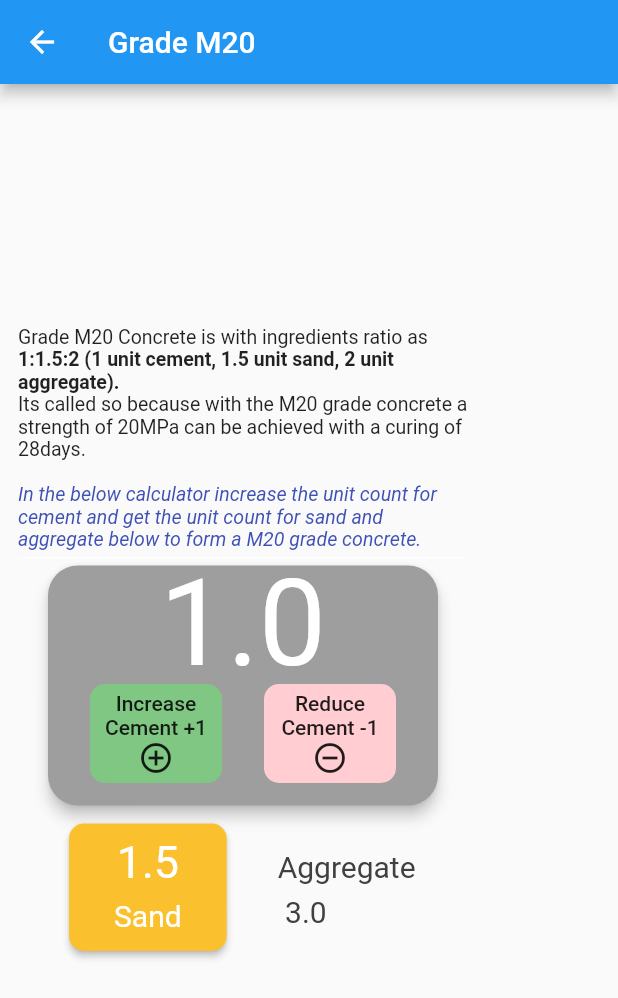
After one commit to mechbullgt/mrconcrete, a Flutter app: the Gradem20 screen opened by its route, after a tap on an icon or button, on a phone screen of 412 x 824 dp. The commit adds this screen. Shown: the top 998 px of the screen. Run offline on Flutter 3.47's test engine with Material 2 defaults, Android fonts, the phone set to English and light mode, and no system bars; our stand-ins replace fluttertoast.

Commit message:
Working on scrollable column view for each grade with cards.

```diff
--- a/lib/main.dart
+++ b/lib/main.dart
@@ -1,5 +1,5 @@
 import 'package:flutter/material.dart';
-import 'package:mrconcrete/screens/gradem5.dart';
+import 'package:mrconcrete/screens/gradem20.dart';
 import 'package:mrconcrete/screens/gradem10.dart';
 import 'package:mrconcrete/screens/home.dart';
 
@@ -13,7 +13,7 @@ class MyApp extends StatelessWidget {
       debugShowCheckedModeBanner: false,
       home: HomePage(),
       routes: <String,WidgetBuilder>{
-        Gradem5.routeName:(BuildContext context)=> Gradem5(),
+        Gradem20.routeName:(BuildContext context)=> Gradem20(),
         Gradem10.routeName:(BuildContext context)=> Gradem10(),
       },
     );
--- /dev/null
+++ b/lib/screens/gradem20.dart
@@ -0,0 +1,317 @@
+import 'package:flutter/material.dart';
+import 'package:fluttertoast/fluttertoast.dart';
+
+class Gradem20 extends StatefulWidget {
+  static const String routeName = "/20";
+
+  @override
+  _GradeState createState() => new _GradeState();
+}
+
+class _GradeState extends State<Gradem20> {
+  String m20Ratio = "M20 Grade 1:1.5:3";
+  var m20 = [1.5, 3];
+  double sandRatio = 0;
+  double aggregateRatio = 0;
+
+  void setSandRatio(int grade) {
+    if (grade == 20) {
+      sandRatio = m20[0];
+      debugPrint('Setting Sand Ratio:' + '$sandRatio');
+    }
+  }
+
+  double getSandRatio(int grade) {
+    double currentRatio;
+    if (grade == 20) {
+      currentRatio = sandRatio;
+      debugPrint('Getting Sand Ratio:' + '$currentRatio');
+    }
+    return currentRatio;
+  }
+
+  void setAggregateRatio(int grade) {
+    if (grade == 20) {
+      aggregateRatio = (m20[1]).toDouble();
+      debugPrint('Setting Aggregate Ratio:' + '$aggregateRatio');
+    }
+  }
+
+  double getArrgregateRatio(double grade) {
+    double currentRatio;
+    if (grade == 20) {
+      currentRatio = aggregateRatio;
+      debugPrint('Getting Aggregate Ratio:' + '$currentRatio');
+    }
+    return currentRatio;
+  }
+
+  double _cementCounter = 0;
+  double _sandCounter = 0;
+  double _aggregateCounter = 0;
+
+  void _incrementMethod(int grade) {
+    setState(() {
+      switch (grade) {
+        case 20:
+          {
+            _cementCounter += 1;
+            _sandCounter = _cementCounter * getSandRatio(20);
+            _aggregateCounter = _cementCounter * getArrgregateRatio(20);
+          }
+          break;
+        case 2:
+          {
+            _sandCounter += 1;
+          }
+          break;
+        case 3:
+          {
+            _aggregateCounter += 1;
+          }
+          break;
+      }
+    });
+  }
+
+  void _decrementorMethod(int options) {
+    setState(() {
+      switch (options) {
+        case 20:
+          {
+            if (_cementCounter > 0) {
+              _cementCounter -= 1;
+              _sandCounter = _cementCounter * getSandRatio(20);
+              _aggregateCounter = _cementCounter * getArrgregateRatio(20);
+            }
+          }
+          break;
+        case 2:
+          {
+            if (_sandCounter > 0) {
+              _sandCounter -= 1;
+            }
+          }
+          break;
+        case 3:
+          {
+            if (_aggregateCounter > 0) {
+              _aggregateCounter -= 1;
+            }
+          }
+          break;
+      }
+    });
+  }
+
+  void _incrementToastAction(BuildContext context, int x) {
+    switch (x) {
+      case 20:
+        {
+          _incrementMethod(20);
+          // Fluttertoast.showToast(
+          //     msg: "Cement +1",
+          //     toastLength: Toast.LENGTH_SHORT,
+          //     gravity: ToastGravity.CENTER,
+          //     backgroundColor: Colors.grey[300],
+          //     textColor: Colors.black,
+          //     fontSize: 16.0);
+        }
+        break;
+      case 2:
+        {
+          _incrementMethod(x);
+        }
+        break;
+      case 3:
+        {
+          _incrementMethod(x);
+        }
+        break;
+    }
+  }
+
+  void _decrementorAction(BuildContext context, int y) {
+    switch (y) {
+      case 20:
+        {
+          _decrementorMethod(20);
+        }
+        break;
+      case 2:
+        {
+          _decrementorMethod(2);
+        }
+        break;
+      case 3:
+        {
+          _decrementorMethod(3);
+        }
+        break;
+    }
+  }
+
+  void feedNumbers(int grade) {
+    if (grade == 20) {
+      setSandRatio(20);
+      setAggregateRatio(20);
+    }
+  }
+
+  @override
+  void initState() {
+    super.initState();
+    feedNumbers(20);
+  }
+
+  @override
+  Widget build(BuildContext context) {
+    Container infoTextContainer = new Container(
+        padding: const EdgeInsets.fromLTRB(0, 0, 0, 0),
+        height: 150.0,
+        child: RichText(
+            text: new TextSpan(
+                style: new TextStyle(
+                  fontSize: 13.0,
+                  color: Colors.black87,
+                ),
+                children: <TextSpan>[
+              new TextSpan(
+                text: "Grade M20 Concrete is with ingredients ratio as ",
+              ),
+              new TextSpan(
+                  text:
+                      "1:1.5:2 (1 unit cement, 1.5 unit sand, 2 unit aggregate).",
+                  style: TextStyle(fontWeight: FontWeight.bold)),
+              new TextSpan(
+                  text:
+                      "\nIts called so because with the M20 grade concrete a strength of 20MPa can be achieved with a curing of 28days."),
+              new TextSpan(
+                  text:
+                      "\n\nIn the below calculator increase the unit count for cement and get the unit count for sand and aggregate below to form a M20 grade concrete.",
+                  style: TextStyle(
+                      fontStyle: FontStyle.italic, color: Colors.indigo)),
+            ])));
+
+    Container firstContainer = new Container(
+      padding: const EdgeInsets.fromLTRB(0, 0, 0, 0),
+      child: new Text('$_cementCounter',
+          style: TextStyle(height: 0.8, fontSize: 80, color: Colors.white)),
+    );
+
+    Container secondContainer = new Container(
+        child: new Row(
+      mainAxisAlignment: MainAxisAlignment.spaceEvenly,
+      children: <Widget>[
+        new FlatButton(
+          child: Column(children: <Widget>[
+            Text(
+              'Increase\nCement +1',
+              textAlign: TextAlign.center,
+            ),
+            Icon(Icons.add_circle_outline)
+          ]),
+          shape: new RoundedRectangleBorder(
+              borderRadius: new BorderRadius.circular(10.0)),
+          padding: EdgeInsets.all(5),
+          splashColor: Colors.pink,
+          color: Colors.green[300],
+          onPressed: () {
+            _incrementToastAction(context, 20);
+          },
+        ),
+        new FlatButton(
+          child: Column(children: <Widget>[
+            Text(
+              'Reduce\nCement -1',
+              textAlign: TextAlign.center,
+            ),
+            Icon(Icons.remove_circle_outline)
+          ]),
+          shape: new RoundedRectangleBorder(
+              borderRadius: new BorderRadius.circular(10.0)),
+          color: Colors.red[100],
+          splashColor: Colors.pink,
+          padding: EdgeInsets.all(5),
+          onPressed: () {
+            _decrementorAction(context, 20);
+          },
+        ),
+      ],
+    ));
+
+    Container thirdContainer = new Container(
+        child: new Row(
+      mainAxisAlignment: MainAxisAlignment.spaceEvenly,
+      children: <Widget>[
+        new Card(
+          color: Color.fromRGBO(251, 192, 45,1.0),
+          elevation: 2,
+          shape: RoundedRectangleBorder(borderRadius: BorderRadius.circular(10)),
+            child: Padding(
+                padding: EdgeInsets.fromLTRB(30, 0, 30, 10),
+                child: Column(children: <Widget>[
+                  new Container(
+                      child: Text('$_sandCounter',
+                          textAlign: TextAlign.center,
+                          style: TextStyle(
+                              height: 1.5, fontSize: 30, color: Colors.white))),
+                  new Container(
+                      child: Text('Sand',
+                          textAlign: TextAlign.left,
+                          style: TextStyle(
+                              height: 1.5, fontSize: 20, color: Colors.white)))
+                ]))),
+        new Text('Aggregate \n $_aggregateCounter',
+            style: TextStyle(
+                height: 1.5,
+                fontSize: 20,
+                color: Color.fromRGBO(64, 64, 64, 100))),
+      ],
+    ));
+
+    return new Scaffold(
+        appBar: AppBar(
+          title: Text("Grade M20"),
+        ),
+        body: new Container(
+            alignment: Alignment.center,
+            padding: EdgeInsets.all(0),
+            margin: EdgeInsets.fromLTRB(12, 0, 12, 25),
+            constraints: BoxConstraints(
+                maxHeight: double.infinity, maxWidth: 300, minHeight: 0, minWidth: 200),
+            child: SingleChildScrollView(
+              child: Center(
+                child: Column(
+                  children: <Widget>[
+                    infoTextContainer,
+                    Divider(
+                      color: Colors.white,
+                      height: 10,
+                    ),
+                    new Container(
+                        child: Card(
+                            shape: RoundedRectangleBorder(
+                                borderRadius: BorderRadius.circular(20)),
+                            elevation: 4,
+                            color: Colors.grey,
+                            margin: EdgeInsets.fromLTRB(20, 0, 20, 0),
+                            child: Padding(
+                                padding: EdgeInsets.fromLTRB(0, 15, 0, 15),
+                                child: Column(
+                                  children: <Widget>[
+                                    firstContainer,
+                                    secondContainer
+                                  ],
+                                )))),
+                    Divider(
+                      color: Colors.transparent,
+                      height: 8,
+                    ),
+                    thirdContainer,
+                  ],
+                ),
+              ),
+            )));
+  }
+}
--- a/lib/screens/gradem5.dart
+++ /dev/null
@@ -1,16 +0,0 @@
-import 'package:flutter/material.dart';
-
-class Gradem5 extends StatelessWidget {
- static const String routeName = "/5";
-
-  @override
-  Widget build(BuildContext context) {
-    return new Scaffold(
-        appBar: AppBar(
-          title: Text("Grade M5"),
-        ),
-        body: Text("Grade M5 Rocks"),
-      )
-    ;
-  }
-}
--- a/lib/screens/home.dart
+++ b/lib/screens/home.dart
@@ -44,8 +44,8 @@ class HomePage extends StatelessWidget {
       children: <Widget>[
         getStructuredGridCell("Grade M5",5,context),
         getStructuredGridCell("Grade M10",10,context),
-        getStructuredGridCell("Grade M5",5,context),
-        getStructuredGridCell("Grade M5",5,context),
+        getStructuredGridCell("Grade M15",15,context),
+        getStructuredGridCell("Grade M20",20,context),
       ],
     )
         // body: new Container(
--- a/pubspec.yaml
+++ b/pubspec.yaml
@@ -23,6 +23,7 @@ dependencies:
   # The following adds the Cupertino Icons font to your application.
   # Use with the CupertinoIcons class for iOS style icons.
   cupertino_icons: ^0.1.2
+  fluttertoast: ^3.1.3
 
 dev_dependencies:
   flutter_test:
```
Also changed, not shown: pubspec.lock.
